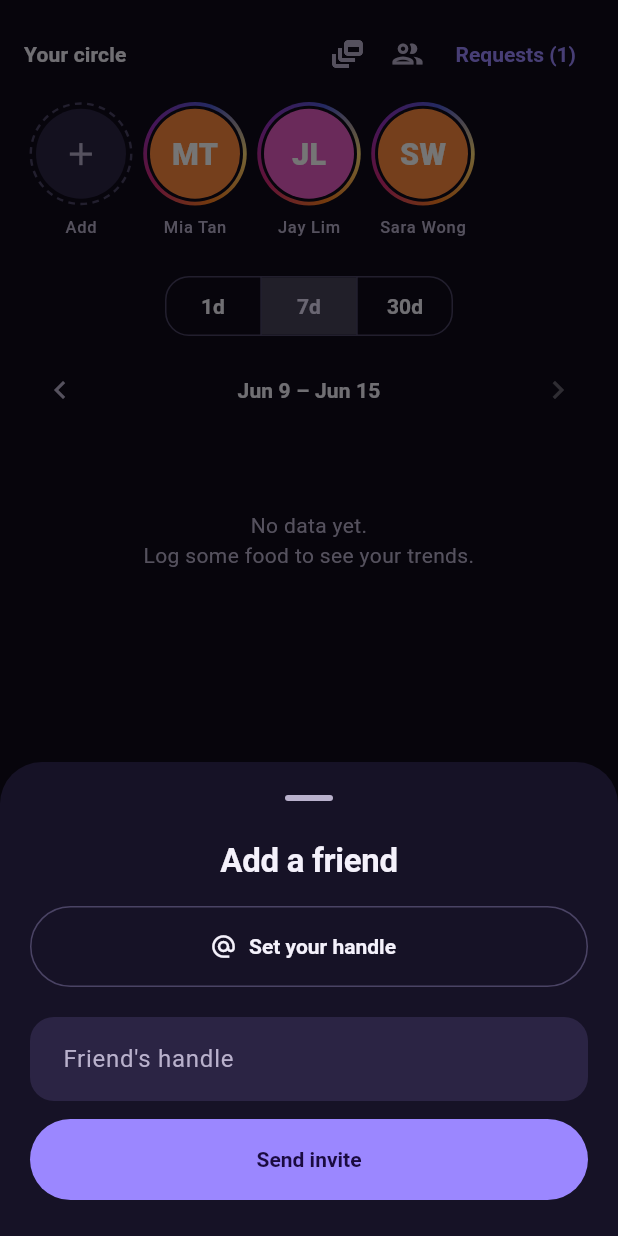
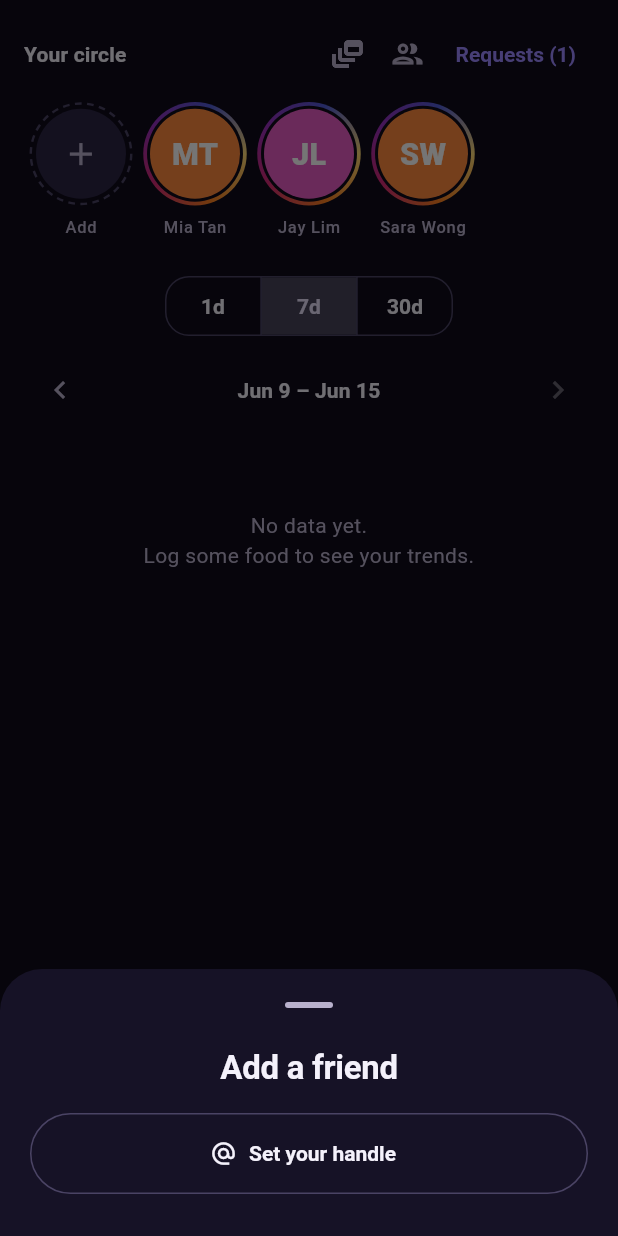
Before and after one commit to PETERDMYAN/food-at-peace, a Flutter app: the TrendsScreen screen opened directly, after a tap on "Add", on a phone screen of 412 x 824 dp. Run offline on Flutter 3.47's test engine with Material 3 defaults, Android fonts, the phone set to English and light mode, and no system bars; our stand-ins replace app_links, flutter_local_notifications, flutter_riverpod, flutter_secure_storage, flutter_timezone, geolocator and 7 more; missing offline and left inert: health; accounts and stored records are empty; statements that could not run were skipped.

Commit message:
Invite sheet: drop the "type a friend's handle" field; sharing the link/QR is the way
The one-tap invite link + QR (and the receiver's Connect sheet) supersede manually
typing a friend's handle, so the invite sheet is now just your @handle + the
shareable QR/link. _InviteSheet becomes a ConsumerWidget (no controller). The
backend /circle/invite + Requests/accept flow stay intact. Updated the two demo
integration tests to assert the invite link instead of "Send invite". Also adds a
TODO + task to optimise Claude model usage (cost/latency). Bump to 1.0.1 (6).

Co-Authored-By: Claude Opus 4.8 (1M context) <noreply@anthropic.com>

```diff
--- a/lib/src/features/circle/circle_strip.dart
+++ b/lib/src/features/circle/circle_strip.dart
@@ -143,35 +143,16 @@ Future<void> showInviteSheet(BuildContext context) {
   );
 }
 
-class _InviteSheet extends ConsumerStatefulWidget {
+class _InviteSheet extends ConsumerWidget {
   const _InviteSheet();
 
   @override
-  ConsumerState<_InviteSheet> createState() => _InviteSheetState();
-}
-
-class _InviteSheetState extends ConsumerState<_InviteSheet> {
-  final _handle = TextEditingController();
-
-  @override
-  void dispose() {
-    _handle.dispose();
-    super.dispose();
-  }
-
-  @override
-  Widget build(BuildContext context) {
+  Widget build(BuildContext context, WidgetRef ref) {
     final t = AppLocalizations.of(context);
-    final messenger = ScaffoldMessenger.of(context);
     final myHandle = ref.watch(myCircleHandleProvider);
     return SafeArea(
       child: SingleChildScrollView(
-        padding: EdgeInsets.fromLTRB(
-          20,
-          4,
-          20,
-          24 + MediaQuery.of(context).viewInsets.bottom,
-        ),
+        padding: const EdgeInsets.fromLTRB(20, 4, 20, 28),
         child: Column(
           mainAxisSize: MainAxisSize.min,
           crossAxisAlignment: CrossAxisAlignment.stretch,
@@ -187,41 +168,14 @@ class _InviteSheetState extends ConsumerState<_InviteSheet> {
               handle: myHandle,
               onEdit: () => editCircleHandle(context, ref),
             ),
-            const SizedBox(height: 20),
-            // Primary path: share a universal invite link / QR.
+            // Share a universal invite link / QR — one tap connects you both.
             if (myHandle != null) ...[
+              const SizedBox(height: 20),
               InviteShareCard(handle: myHandle),
-              const SizedBox(height: 20),
-              const Divider(),
-              const SizedBox(height: 12),
             ],
-            // Secondary path: invite by typing a friend's @handle.
-            TextField(
-              controller: _handle,
-              decoration: InputDecoration(
-                labelText: t.inviteHandleLabel,
-                prefixText: '@',
-              ),
-              onSubmitted: (_) => _send(t, messenger),
-            ),
-            const SizedBox(height: 12),
-            FilledButton(
-              onPressed: () => _send(t, messenger),
-              child: Text(t.inviteSend),
-            ),
           ],
         ),
       ),
-    );
-  }
-
-  void _send(AppLocalizations t, ScaffoldMessengerState messenger) {
-    final handle = _handle.text.trim();
-    if (handle.isEmpty) return;
-    ref.read(circleProvider.notifier).invite(handle);
-    Navigator.pop(context);
-    messenger.showSnackBar(
-      SnackBar(content: Text(t.inviteSent('@${handle.replaceAll('@', '')}'))),
     );
   }
 }
--- a/pubspec.yaml
+++ b/pubspec.yaml
@@ -16,7 +16,7 @@ publish_to: 'none' # Remove this line if you wish to publish to pub.dev
 # https://developer.apple.com/library/archive/documentation/General/Reference/InfoPlistKeyReference/Articles/CoreFoundationKeys.html
 # In Windows, build-name is used as the major, minor, and patch parts
 # of the product and file versions while build-number is used as the build suffix.
-version: 1.0.1+5
+version: 1.0.1+6
 
 environment:
   sdk: ^3.12.1
```
Also changed, not shown: 3 other files.
